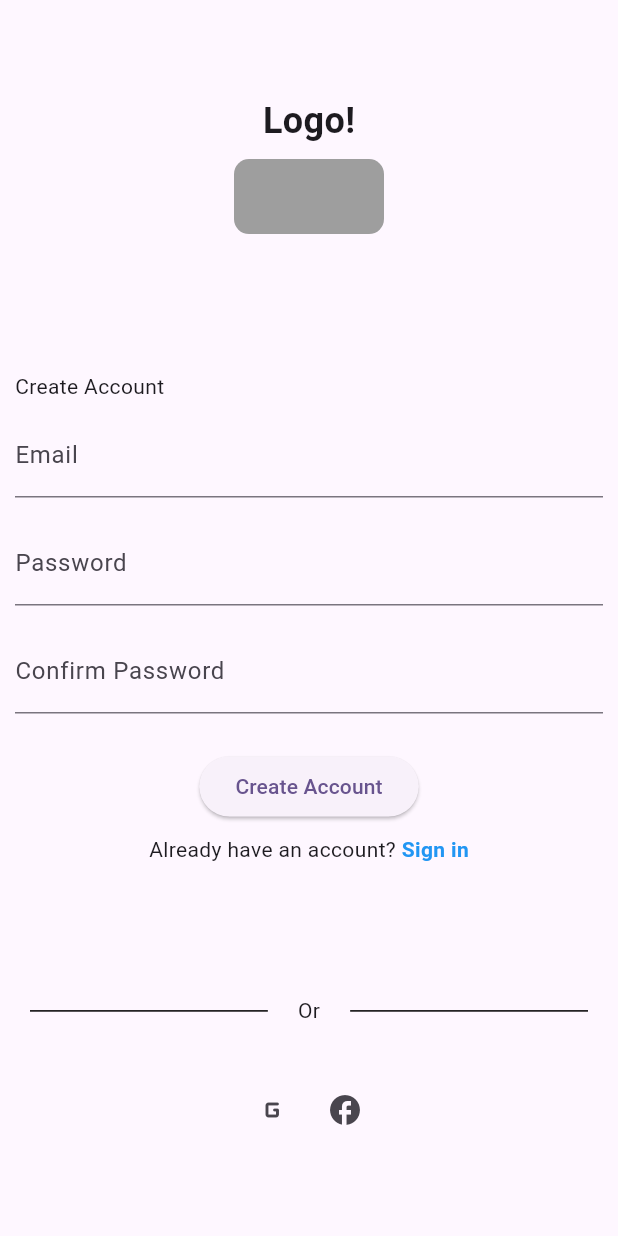
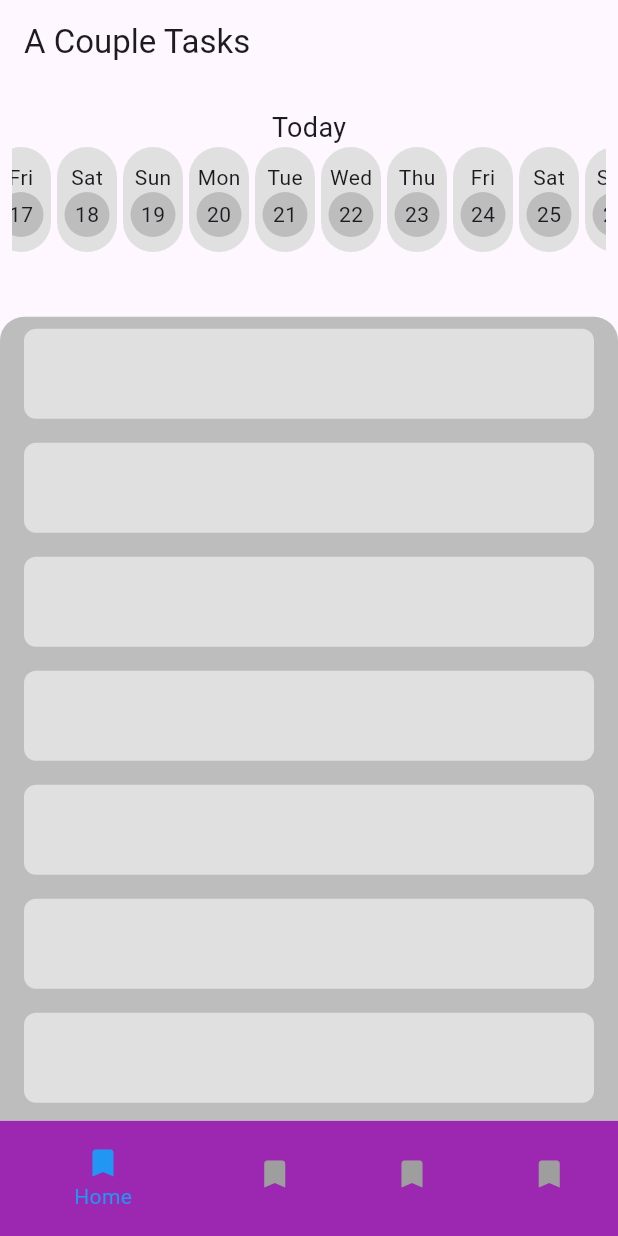
Before and after one commit to LS-StudyCodes/A-Couple-Tasks_App, a Flutter app: the screen it shows after launch, on a phone screen of 412 x 824 dp. Run offline on Flutter 3.47's test engine with Material 3 defaults, Android fonts, the phone set to English and light mode, and no system bars.

Commit message:
Created Home page initial design

```diff
--- /dev/null
+++ b/lib/features/homepage_feature/presentation/pages/home_page.dart
@@ -0,0 +1,100 @@
+import 'package:flutter/cupertino.dart';
+import 'package:flutter/material.dart';
+import 'package:flutter/widgets.dart';
+
+import '../widgets/custom_bottom_nav_bar_widget.dart';
+import '../widgets/days_buttons_widget.dart';
+
+class MyHomePage extends StatefulWidget {
+  @override
+  _MyHomePageState createState() => _MyHomePageState();
+}
+
+class _MyHomePageState extends State<MyHomePage> {
+  int _selectedIndex = 0;
+
+  @override
+  Widget build(BuildContext context) {
+    return Scaffold(
+      appBar: AppBar(
+        title: Text('A Couple Tasks'),
+      ),
+      body: SafeArea(
+        child: LayoutBuilder(
+          builder: (context, constraints) {
+            double a = constraints.maxHeight * 0.50;
+            double userNameHeight = constraints.maxHeight * 0.04;
+            double daysListHeight = constraints.maxHeight * 0.15;
+            double bottomNavBarHeight = constraints.maxHeight * 0.10;
+            return Column(
+              children: [
+                Expanded(child: Column(
+                  crossAxisAlignment: CrossAxisAlignment.start,
+                  children: [
+                    SizedBox(height: 16),
+                    // Day Buttons - Consider using a ListView for better horizontal scrolling
+                    Padding(
+                      padding: const EdgeInsets.only(left: 8, right: 8),
+                      child: Container(
+                        height: daysListHeight,
+                          child: DaysButtonsWidget()),
+                    ),
+                    SizedBox(height: 24),
+                    // Placeholder for the list of items
+                    Expanded(
+                      child: Container(
+                        decoration: BoxDecoration(
+                          color: Colors.grey[400],
+                          borderRadius: BorderRadius.only(
+                            topLeft: Radius.circular(16),
+                            topRight: Radius.circular(16),
+                          ),
+                        ),
+                        child: Padding(
+                          padding: const EdgeInsets.only(left: 16, right: 16),
+                          child: ListView.builder(
+                            itemCount: 20,
+                            itemBuilder: (context, index) => _ListItem(),
+                          ),
+                        ),
+                      ),
+                    ),
+                  ],
+                ),
+                ),
+                Align(
+                  alignment: Alignment.bottomCenter,
+                  child: Container(
+                    height: bottomNavBarHeight,
+                    child: CustomBottomNavbar(
+                      selectedIndex: _selectedIndex,
+                      onItemTapped: (index) {
+                        setState(() {
+                          _selectedIndex = index;
+                        });
+                      },
+                    ),
+                  ),
+                ),
+              ],
+            );
+          }
+        )
+      ),
+    );
+  }
+}
+
+class _ListItem extends StatelessWidget {
+  @override
+  Widget build(BuildContext context) {
+    return Container(
+      margin: const EdgeInsets.symmetric(vertical: 8),
+      height: 60,
+      decoration: BoxDecoration(
+        color: Colors.grey[300],
+        borderRadius: BorderRadius.circular(8),
+      ),
+    );
+  }
+}
--- /dev/null
+++ b/lib/features/homepage_feature/presentation/widgets/custom_bottom_nav_bar_widget.dart
@@ -0,0 +1,47 @@
+import 'package:flutter/material.dart';
+
+class CustomBottomNavbar extends StatelessWidget {
+
+  final int selectedIndex;
+  final Function(int) onItemTapped;
+
+  const CustomBottomNavbar({
+    super.key,
+    required this.selectedIndex,
+    required this.onItemTapped,
+  });
+
+  @override
+  Widget build(BuildContext context) {
+    return  BottomNavigationBar(
+      backgroundColor: Colors.purple,
+      elevation: 0,
+      items: const <BottomNavigationBarItem>[
+        BottomNavigationBarItem(
+          icon: Icon(Icons.bookmark),
+          backgroundColor: Colors.purple,
+          label: 'Home',
+        ),
+        BottomNavigationBarItem(
+          icon: Icon(Icons.bookmark),
+          backgroundColor: Colors.purple,
+          label: 'Home',
+        ),
+        BottomNavigationBarItem(
+          icon: Icon(Icons.bookmark),
+          backgroundColor: Colors.purple,
+          label: 'Home',
+        ),
+        BottomNavigationBarItem(
+          icon: Icon(Icons.bookmark),
+          backgroundColor: Colors.purple,
+          label: 'Home',
+        ),
+      ],
+      currentIndex: selectedIndex,
+      onTap: onItemTapped,
+      selectedItemColor: Colors.blue,
+      unselectedItemColor: Colors.grey,
+    );
+  }
+}
--- /dev/null
+++ b/lib/features/homepage_feature/presentation/widgets/days_buttons_widget.dart
@@ -0,0 +1,103 @@
+import 'package:flutter/material.dart';
+
+class DaysButtonsWidget extends StatefulWidget {
+  const DaysButtonsWidget({super.key});
+
+  @override
+  State<DaysButtonsWidget> createState() => _DaysButtonsWidgetState();
+}
+
+class _DaysButtonsWidgetState extends State<DaysButtonsWidget> {
+
+  final DateTime _today = DateTime.now();
+  final List<String> _weekdays = ['Mon', 'Tue', 'Wed', 'Thu', 'Fri', 'Sat', 'Sun'];
+  final _scrollController = ScrollController();
+
+  @override
+  void initState() {
+    super.initState();
+    WidgetsBinding.instance.addPostFrameCallback((_){
+      _scrollToIndex(14);
+    });
+  }
+
+  @override
+  Widget build(BuildContext context) {
+    return Column(
+      children: [
+        Text(
+          getRelativeDay(_today),
+          style: TextStyle(fontSize: 18),
+        ),
+        SizedBox(
+          height: 70,
+          child: ListView.builder(
+            controller: _scrollController,
+            scrollDirection: Axis.horizontal,
+            itemCount: 30,
+            itemBuilder: (context, index) {
+              final date = _today.add(Duration(days:index - 3));
+              return Padding(
+                padding: const EdgeInsets.only(left: 2, right: 2),
+                child: DayButton(
+                  text: getRelativeDay(date),
+                  number: date.day,
+                ),
+              );
+            },
+          ),
+        ),
+      ],
+    );
+  }
+
+  getRelativeDay(DateTime date) {
+      if (date.day == _today.day) return 'Today';
+      return _weekdays[date.weekday - 1];
+  }
+
+  void _scrollToIndex(int index) {
+    _scrollController.animateTo(
+      index * 42.0,
+      duration: Duration(microseconds: 1 ),
+      curve: Curves.fastEaseInToSlowEaseOut,
+    );
+  }
+}
+
+class DayButton extends StatelessWidget {
+  final String text;
+  final int number;
+
+  const DayButton({required this.text, required this.number});
+
+  @override
+  Widget build(BuildContext context) {
+    return Container(
+      width: 40,
+      decoration: BoxDecoration(
+        color: Colors.grey[300],
+        borderRadius: BorderRadius.circular(20),
+      ),
+      child: Column(
+        mainAxisAlignment: MainAxisAlignment.center,
+        children: [
+          Text(text),
+          Container(
+            width: 30,
+            height: 30,
+            decoration: BoxDecoration(
+              color: Colors.grey[400],
+              borderRadius: BorderRadius.circular(20),
+            ),
+            child: Center(
+                child: Text('$number')
+            ),
+          ),
+        ],
+      ),
+    );
+  }
+
+
+}
--- a/lib/main.dart
+++ b/lib/main.dart
@@ -1,7 +1,8 @@
 import 'package:flutter/material.dart';
 
-import 'features/login_features/presentation/create_account_page.dart';
-import 'features/login_features/presentation/sign_in_page.dart';
+import 'features/homepage_feature/presentation/pages/dummy.dart';
+import 'features/homepage_feature/presentation/pages/home_page.dart';
+import 'features/login_features/presentation/pages/create_account_page.dart';
 
 
 void main() {
@@ -20,7 +21,7 @@ class MyApp extends StatelessWidget {
         colorScheme: ColorScheme.fromSeed(seedColor: Colors.deepPurple),
         useMaterial3: true,
       ),
-      home: CreateAccountPage(),
+      home: MyHomePage(),
     );
   }
 }
```
Also changed, not shown: lib/features/login_features/presentation/pages/create_account_page.dart (renamed from lib/features/login_features/presentation/create_account_page.dart), lib/features/login_features/presentation/pages/sign_in_page.dart (renamed from lib/features/login_features/presentation/sign_in_page.dart), lib/features/login_features/presentation/pages/welcome_page.dart (renamed from lib/features/login_features/presentation/welcome_page.dart).
